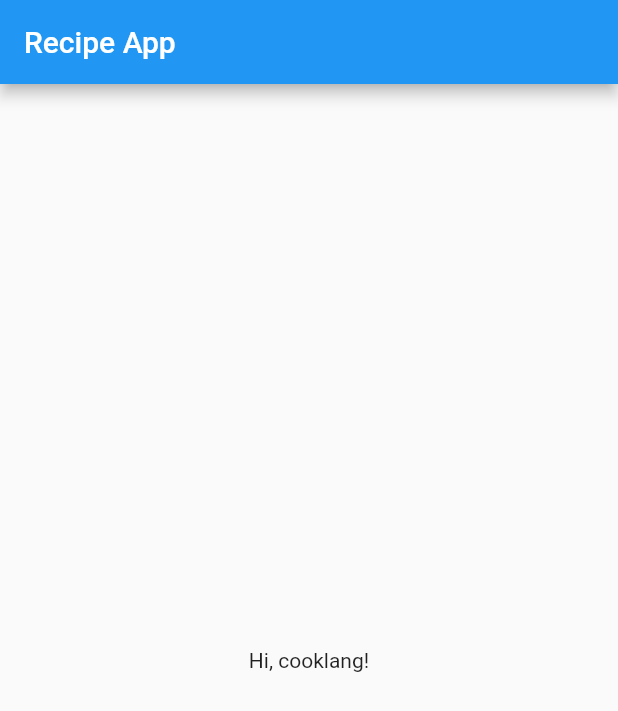
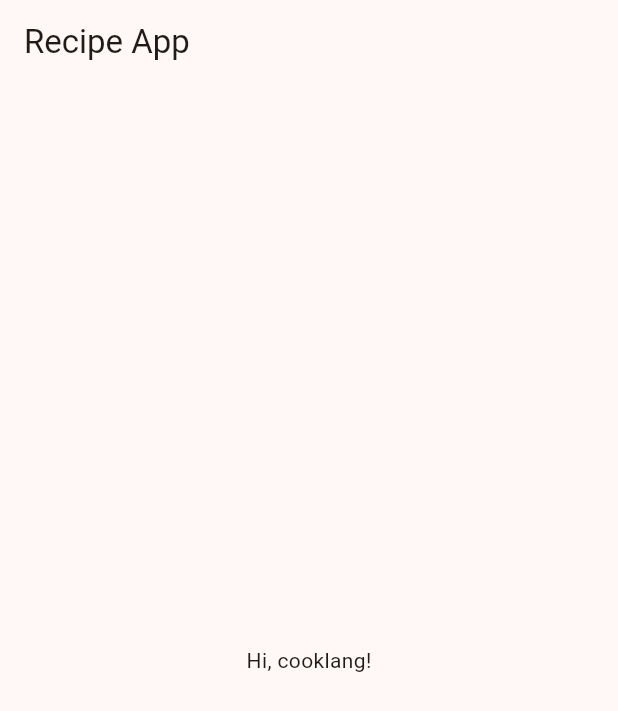
Before and after one commit to kirasok/recipes-app, a Flutter app: the screen it shows after launch, on a phone screen of 412 x 824 dp. Shown: the top 711 px of the screen. Run offline on Flutter 3.47's test engine with Material 2 defaults, Android fonts, the light colour scheme and no system bars; drawn by our look-alikes of dynamic_color.

Commit message:
feat(app): enable Material Design 3

```diff
--- a/lib/main.dart
+++ b/lib/main.dart
@@ -1,3 +1,4 @@
+import 'package:dynamic_color/dynamic_color.dart';
 import 'package:flutter/material.dart';
 
 void main() {
@@ -8,16 +9,29 @@ class MyApp extends StatelessWidget {
   const MyApp({super.key});
 
   @override
-  Widget build(BuildContext context) {
-    return MaterialApp(
-      title: 'Flutter Demo',
+  Widget build(BuildContext context) => DynamicColorBuilder(
+        builder: (light, dark) => MaterialApp(
+          title: 'Recipes',
           theme: ThemeData(
-        primarySwatch: Colors.blue,
+            colorScheme: light ??
+                ColorScheme.fromSeed(
+                  seedColor: const Color(0xffe15a29),
+                  brightness: Brightness.light,
+                ),
+            useMaterial3: true,
+          ),
+          darkTheme: ThemeData(
+            colorScheme: dark ??
+                ColorScheme.fromSeed(
+                  seedColor: const Color(0xffe15a29),
+                  brightness: Brightness.dark,
+                ),
+            useMaterial3: true,
           ),
           home: Scaffold(
             appBar: AppBar(title: const Text("Recipe App")),
             body: const Center(child: Text("Hi, cooklang!")),
           ),
+        ),
       );
 }
-}
--- a/pubspec.yaml
+++ b/pubspec.yaml
@@ -12,6 +12,7 @@ dependencies:
     sdk: flutter
 
   cupertino_icons: ^1.0.2
+  dynamic_color: ^1.6.3
 
 dev_dependencies:
   flutter_test:
```
Also changed, not shown: pubspec.lock, 5 other files. Lines whose indentation alone changed are shown as unchanged.
